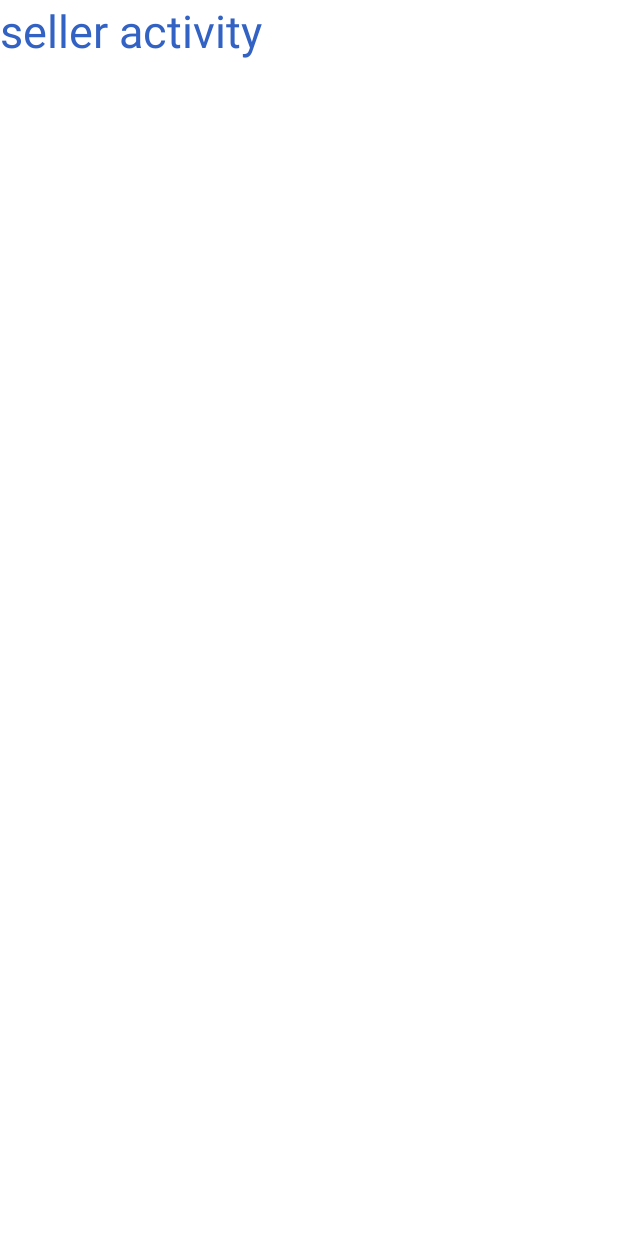
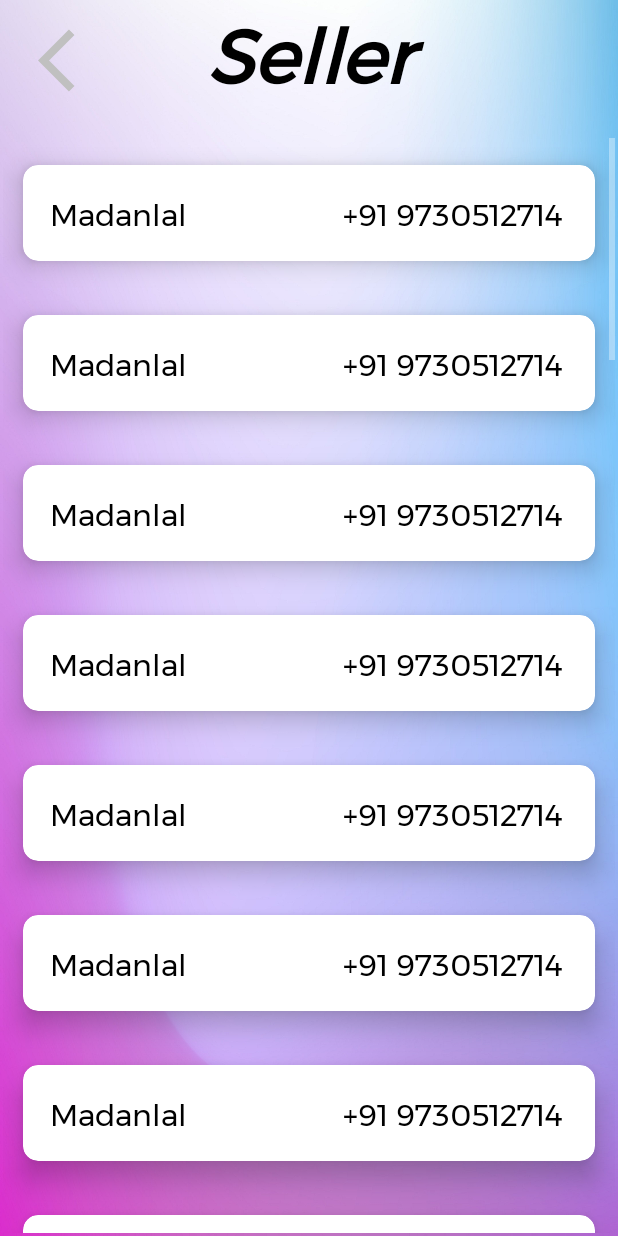
Before and after one commit to a-s-jadhav/fishary-management-app, an Android app: the SellerActivity screen opened directly, with no data from a screen before it, on a phone screen of 412 x 824 dp. Run offline under Robolectric (Android 15) with nearby library versions, the phone set to English and light mode, and no system bars.

Commit message:
Seller RecyclerView done  - Shreyas

```diff
--- a/app/src/main/java/com/example/fisharymanagement/DealerActivity.java
+++ b/app/src/main/java/com/example/fisharymanagement/DealerActivity.java
@@ -22,7 +22,7 @@ public class DealerActivity extends AppCompatActivity {
     protected void onCreate(Bundle savedInstanceState) {
         super.onCreate(savedInstanceState);
         setContentView(R.layout.activity_dealer);
-        btnBackDealer = (Button)findViewById(R.id.btnBackdealer);
+        btnBackDealer = findViewById(R.id.btnBackdealer);
 
         ArrayList<DealerDetails> DealerDetailsList = new ArrayList<>();
         DealerDetailsList.add(new DealerDetails("Elon Musk","9921541083"));
--- a/app/src/main/java/com/example/fisharymanagement/SellerActivity.java
+++ b/app/src/main/java/com/example/fisharymanagement/SellerActivity.java
@@ -1,14 +1,86 @@
 package com.example.fisharymanagement;
 
 import androidx.appcompat.app.AppCompatActivity;
+import androidx.recyclerview.widget.LinearLayoutManager;
+import androidx.recyclerview.widget.RecyclerView;
 
+import android.content.Context;
+import android.content.Intent;
 import android.os.Bundle;
+import android.view.View;
+import android.widget.Button;
+
+import java.util.ArrayList;
 
 public class SellerActivity extends AppCompatActivity {
+    private RecyclerView mSellRecyclerView;
+    private SellerAdapter mSellAdapter;
+    private Context context;
+    private Button btnBackSeller;
 
     @Override
     protected void onCreate(Bundle savedInstanceState) {
         super.onCreate(savedInstanceState);
         setContentView(R.layout.activity_seller);
+        btnBackSeller = findViewById(R.id.btnBackSeller);
+
+        ArrayList<SellerDetails> SellerDetailsList = new ArrayList<>();
+        SellerDetailsList.add(new SellerDetails("Madanlal","9730512714"));
+        SellerDetailsList.add(new SellerDetails("Madanlal","9730512714"));
+        SellerDetailsList.add(new SellerDetails("Madanlal","9730512714"));
+        SellerDetailsList.add(new SellerDetails("Madanlal","9730512714"));
+        SellerDetailsList.add(new SellerDetails("Madanlal","9730512714"));
+        SellerDetailsList.add(new SellerDetails("Madanlal","9730512714"));
+        SellerDetailsList.add(new SellerDetails("Madanlal","9730512714"));
+        SellerDetailsList.add(new SellerDetails("Madanlal","9730512714"));
+        SellerDetailsList.add(new SellerDetails("Madanlal","9730512714"));
+        SellerDetailsList.add(new SellerDetails("Madanlal","9730512714"));
+        SellerDetailsList.add(new SellerDetails("Madanlal","9730512714"));
+        SellerDetailsList.add(new SellerDetails("Madanlal","9730512714"));
+        SellerDetailsList.add(new SellerDetails("Madanlal","9730512714"));
+        SellerDetailsList.add(new SellerDetails("Madanlal","9730512714"));
+        SellerDetailsList.add(new SellerDetails("Madanlal","9730512714"));
+        SellerDetailsList.add(new SellerDetails("Madanlal","9730512714"));
+        SellerDetailsList.add(new SellerDetails("Madanlal","9730512714"));
+        SellerDetailsList.add(new SellerDetails("Madanlal","9730512714"));
+        SellerDetailsList.add(new SellerDetails("Madanlal","9730512714"));
+        SellerDetailsList.add(new SellerDetails("Madanlal","9730512714"));
+        SellerDetailsList.add(new SellerDetails("Madanlal","9730512714"));
+        SellerDetailsList.add(new SellerDetails("Madanlal","9730512714"));
+        SellerDetailsList.add(new SellerDetails("Madanlal","9730512714"));
+        SellerDetailsList.add(new SellerDetails("Madanlal","9730512714"));
+        SellerDetailsList.add(new SellerDetails("Madanlal","9730512714"));
+        SellerDetailsList.add(new SellerDetails("Madanlal","9730512714"));
+        SellerDetailsList.add(new SellerDetails("Madanlal","9730512714"));
+        SellerDetailsList.add(new SellerDetails("Madanlal","9730512714"));
+        SellerDetailsList.add(new SellerDetails("Madanlal","9730512714"));
+        SellerDetailsList.add(new SellerDetails("Madanlal","9730512714"));
+        SellerDetailsList.add(new SellerDetails("Madanlal","9730512714"));
+        SellerDetailsList.add(new SellerDetails("Madanlal","9730512714"));
+        SellerDetailsList.add(new SellerDetails("Madanlal","9730512714"));
+        SellerDetailsList.add(new SellerDetails("Madanlal","9730512714"));
+        SellerDetailsList.add(new SellerDetails("Madanlal","9730512714"));
+        SellerDetailsList.add(new SellerDetails("Madanlal","9730512714"));
+
+
+
+        mSellRecyclerView = findViewById(R.id.recyclerViewSeller);
+        mSellRecyclerView.setHasFixedSize(true);
+        RecyclerView.LayoutManager mLayoutManger = new LinearLayoutManager(this);
+
+        mSellAdapter = new SellerAdapter(SellerDetailsList,context);
+
+
+        mSellRecyclerView.setLayoutManager(mLayoutManger);
+        mSellRecyclerView.setAdapter(mSellAdapter);
+
+        btnBackSeller.setOnClickListener(new View.OnClickListener() {
+            @Override
+            public void onClick(View v) {
+                startActivity(new Intent(SellerActivity.this,Dashboard.class));
+                finish();
+            }
+        });
+
     }
 }
--- /dev/null
+++ b/app/src/main/java/com/example/fisharymanagement/SellerAdapter.java
@@ -0,0 +1,77 @@
+package com.example.fisharymanagement;
+
+import android.content.Context;
+import android.view.LayoutInflater;
+import android.view.View;
+import android.view.ViewGroup;
+import android.widget.TextView;
+
+import androidx.annotation.NonNull;
+import androidx.recyclerview.widget.RecyclerView;
+
+
+import com.google.android.material.textfield.TextInputEditText;
+
+import java.text.BreakIterator;
+import java.util.ArrayList;
+
+public class SellerAdapter extends RecyclerView.Adapter<SellerAdapter.MyViewHolder> {
+    private ArrayList<SellerDetails> mSellerList;
+    private final Context context;
+
+
+    /**
+     * Provide a reference to the type of views that you are using
+     * (custom ViewHolder).
+     */
+    public static class MyViewHolder extends RecyclerView.ViewHolder {
+
+
+
+        static TextView tvSellerNameHere;
+        static TextView tvSellerPhone;
+        private Context context;
+
+        public MyViewHolder(View view) {
+            super(view);
+            // Define click listener for the ViewHolder's View
+            context = view.getContext();
+            tvSellerNameHere = (TextView) view.findViewById(R.id.tvDealerNameHere);
+            tvSellerPhone = (TextView) view.findViewById(R.id.tvDealerPhone);
+        }
+
+    }
+
+
+    public SellerAdapter(ArrayList<SellerDetails> SellerDetailsList, Context context) {
+        mSellerList = SellerDetailsList;
+        this.context = context;
+    }
+    // Create new views (invoked by the layout manager)
+    @NonNull
+    @Override
+    public MyViewHolder onCreateViewHolder(ViewGroup viewGroup, int viewType) {
+        // Create a new view, which defines the UI of the list item
+        View view = LayoutInflater.from(viewGroup.getContext())
+                .inflate(R.layout.dealer_card, viewGroup, false);
+
+        return new MyViewHolder(view);
+    }
+
+    @Override
+    public void onBindViewHolder(@NonNull MyViewHolder holder, int position) {
+        SellerDetails currentSeller = mSellerList.get(position);
+
+        // Get element from your dataset at this position and replace the
+        // contents of the view with that element
+        MyViewHolder.tvSellerNameHere.setText(currentSeller.getMtvSellerNameHere());
+        MyViewHolder.tvSellerPhone.setText("+91 "+ currentSeller.getMtvSellerPhone());
+
+    }
+
+    // Return the size of your dataset (invoked by the layout manager)
+    @Override
+    public int getItemCount() {return  mSellerList.size();
+    }
+
+}
--- /dev/null
+++ b/app/src/main/java/com/example/fisharymanagement/SellerDetails.java
@@ -0,0 +1,18 @@
+package com.example.fisharymanagement;
+
+public class SellerDetails {
+    private String mtvSellerNameHere;
+    private String mtvSellerPhone;
+
+    public SellerDetails(String tvSellerNameHere, String tvSellerPhone) {
+        mtvSellerNameHere = tvSellerNameHere;
+        mtvSellerPhone = tvSellerPhone;
+    }
+    public String getMtvSellerNameHere() {
+        return mtvSellerNameHere;
+    }
+
+    public String getMtvSellerPhone() {
+        return mtvSellerPhone;
+    }
+}
--- a/app/src/main/res/layout/activity_seller.xml
+++ b/app/src/main/res/layout/activity_seller.xml
@@ -1,18 +1,44 @@
 <?xml version="1.0" encoding="utf-8"?>
-<LinearLayout xmlns:android="http://schemas.android.com/apk/res/android"
+<RelativeLayout xmlns:android="http://schemas.android.com/apk/res/android"
     xmlns:app="http://schemas.android.com/apk/res-auto"
     xmlns:tools="http://schemas.android.com/tools"
     android:layout_width="match_parent"
     android:layout_height="match_parent"
-    tools:context=".SellerActivity"
-    android:background="#ffffff">
+    android:background="@drawable/ic_back_image2"
+    android:orientation="vertical"
+    tools:context=".SellerActivity">
+
 
     <TextView
-        android:layout_width="wrap_content"
+        android:layout_width="match_parent"
+        android:layout_height="65dp"
+        android:text="Seller"
+        android:fontFamily="@font/montserrat"
+        android:textSize="50sp"
+        android:textColor="@color/black"
+        android:textAlignment="center"
+        android:textStyle="bold|italic|normal"
+        android:gravity="center_horizontal" />
+
+    <Button
+        android:id="@+id/btnBackSeller"
+        android:layout_width="50dp"
+        android:layout_height="50dp"
+        android:layout_marginStart="25dp"
+        android:layout_marginTop="15dp"
+        android:background="@drawable/ic_back_btn"
+        android:layout_marginLeft="25dp" />
+
+    <androidx.recyclerview.widget.RecyclerView
+        android:id="@+id/recyclerViewSeller"
+        android:layout_width="match_parent"
         android:layout_height="wrap_content"
-        android:layout_centerInParent="true"
-        android:text="seller activity"
-        android:textSize="30sp"
-        android:textColor="@color/colorPrimaryDark"/>
+        android:padding="2dp"
+        android:scrollbars="vertical"
+        android:layout_marginTop="90dp"/>
 
-</LinearLayout>
+
+
+
+
+</RelativeLayout>
```
